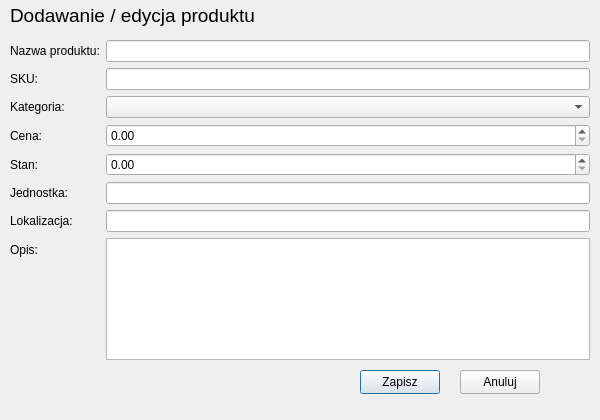
First picture: the form in src/ui/productdialog.ui, repository LukasZaw/company-manager-qt, before the edit.
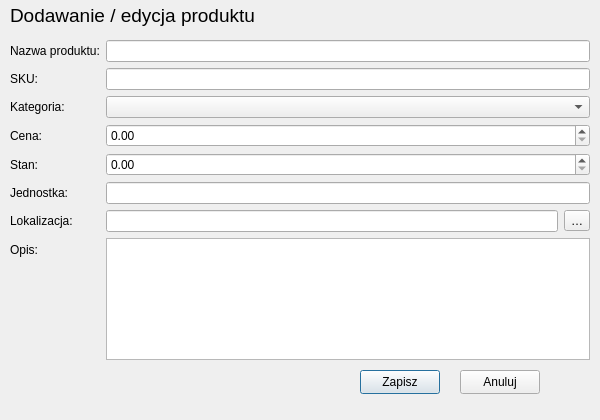
Second picture: the form after the edit.

Commit message: feat: add tree locations table, services and UI picker

What changed in the file:
```diff
--- a/src/ui/productdialog.ui
+++ b/src/ui/productdialog.ui
@@ -109,7 +109,42 @@
      </widget>
     </item>
     <item row="6" column="1">
-     <widget class="QLineEdit" name="locationEdit"/>
+      <widget class="QWidget" name="locationPickerWidget">
+       <layout class="QHBoxLayout" name="locationPickerLayout">
+        <property name="spacing">
+         <number>6</number>
+        </property>
+        <property name="leftMargin">
+         <number>0</number>
+        </property>
+        <property name="topMargin">
+         <number>0</number>
+        </property>
+        <property name="rightMargin">
+         <number>0</number>
+        </property>
+        <property name="bottomMargin">
+         <number>0</number>
+        </property>
+        <item>
+         <widget class="QLineEdit" name="locationEdit">
+          <property name="readOnly">
+         <bool>true</bool>
+          </property>
+         </widget>
+        </item>
+        <item>
+         <widget class="QToolButton" name="locationPickButton">
+          <property name="text">
+         <string>…</string>
+          </property>
+          <property name="toolTip">
+         <string>Wybierz lokalizację z drzewa</string>
+          </property>
+         </widget>
+        </item>
+       </layout>
+      </widget>
     </item>
     <item row="7" column="0">
      <widget class="QLabel" name="label_description">
```
The commit also changes 18 other files.
